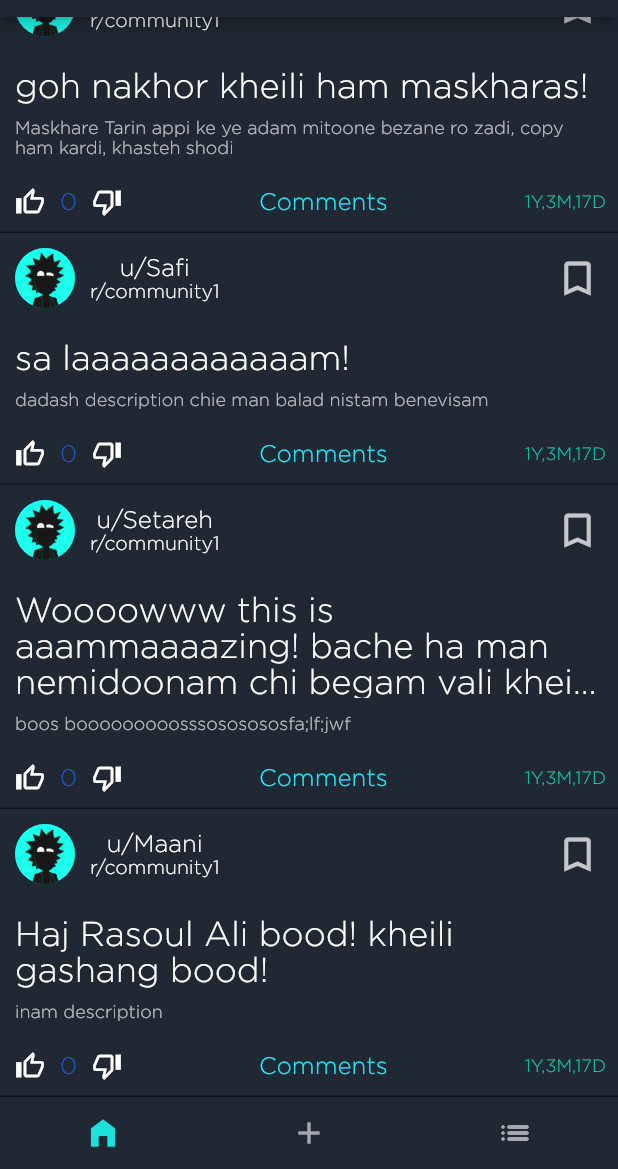
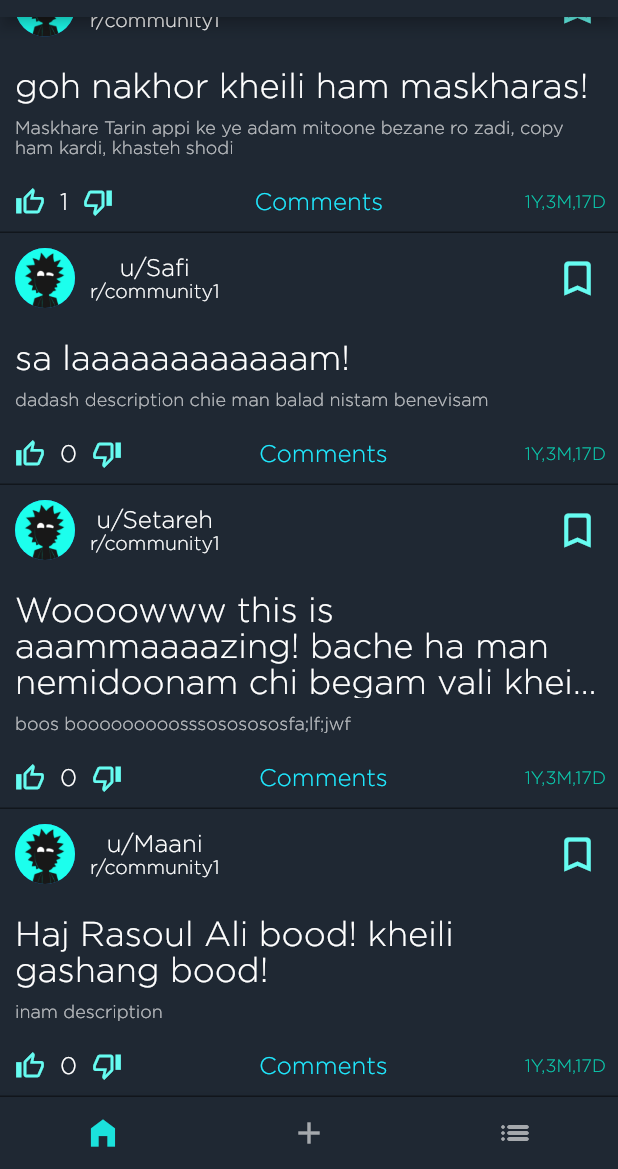
Before and after one commit to MahanVeisi8/Amir-Mahan-Reddit, a Flutter app: the HomePage screen opened directly, scrolled down 434 dp, after a tap on the "thumb up alt" icon, on a phone screen of 412 x 824 dp, the part 67-1236 px from its top. Run offline on Flutter 3.47's test engine with Material 2 defaults, Android fonts, the phone set to English and light mode, and no system bars; our stand-ins replace animated_splash_screen, flutter_bloc, flutter_icons, fluttertoast; accounts and stored records are empty.

Commit message:
like-dislike-saved and counter updated and on taps added

```diff
--- a/Amir_Mahan_Reddit/lib/Screens/HomePage.dart
+++ b/Amir_Mahan_Reddit/lib/Screens/HomePage.dart
@@ -123,7 +123,8 @@ class _HomePageState extends State<HomePage> {
                         transitionsBuilder: (c, anim, a2, child) =>
                             FadeTransition(opacity: anim, child: child),
                         transitionDuration: Duration(milliseconds: 200),
-                      ));
+                      )
+                  );
                 },
                 child: Material(
                   shadowColor: Color(0xFF1F2833),
@@ -164,13 +165,21 @@ class _HomePageState extends State<HomePage> {
                           ],
                         ),
                         GestureDetector(
-                          onTap: () {},
+                          onTap: () {
+                            setState(() {
+                                posts[index].isSaved = !posts[index].isSaved;
+                            });
+                          },
                           child: Container(
                             margin: EdgeInsets.only(right: 12),
                             child: Icon(
-                              Icons.bookmark_border_outlined,
+                              posts[index].isSaved ?
+                              Icons.bookmark
+                                  : Icons.bookmark_border_rounded,
                               size: 30,
-                              color: Color.fromARGB(189, 255, 255, 255),
+                              color: posts[index].isSaved ?
+                              Color(0xFF66FCF1)
+                                  : Color(0xFF66FCF1),
                             ),
                           ),
                         ),
@@ -205,8 +214,12 @@ class _HomePageState extends State<HomePage> {
                                     fontFamily: 'Gotham',
                                     fontSize: 12,
                                     color: Color.fromARGB(177, 255, 255, 255),
-                                  ))))
-                    ]),
+                                  )
+                              )
+                          )
+                      )
+                    ]
+                    ),
                     //like and dislike and comments and date
                     Row(
                       mainAxisAlignment: MainAxisAlignment.spaceBetween,
@@ -215,16 +228,16 @@ class _HomePageState extends State<HomePage> {
                           children: [
                             GestureDetector(
                               onTap: () {
-                                // setState(() {
-                                //   posts[index].addLike(widget.user);
-                                // });
+                                setState(() {
+                                  posts[index].addLike( new User("Mahan", "email", "password", true));
+                                });
                               },
                               child: Container(
                                 margin: EdgeInsets.only(
                                     top: 10, left: 10, right: 10, bottom: 10),
                                 child: Icon(
                                   Icons.thumb_up_alt_outlined,
-                                  color: Colors.white,
+                                  color: Color(0xFF66FCF1),
                                   size: 20,
                                 ),
                               ),
@@ -236,20 +249,23 @@ class _HomePageState extends State<HomePage> {
                                     style: TextStyle(
                                       fontFamily: 'Gotham',
                                       fontSize: 16,
-                                      color: Color.fromARGB(205, 38, 97, 244),
-                                    ))),
+                                      color: Colors.white,
+                                    )
+                                )
+                            ),
                             GestureDetector(
-                              onTap: () {
-                                // setState(() {
-                                //   posts[index].addDislike(widget.user);
-                                // });
-                              },
+                                onTap: () {
+                                setState(() {
+                                      posts[index].addDisike( new User("amir", "email", "password", true));
+                                    }
+                                  );
+                                },
                               child: Container(
                                 margin: EdgeInsets.only(
                                     top: 10, left: 10, right: 0, bottom: 10),
                                 child: Icon(
                                   Icons.thumb_down_alt_outlined,
-                                  color: Colors.white,
+                                  color: Color(0xFF66FCF1),
                                   size: 20,
                                 ),
                               ),
@@ -258,9 +274,9 @@ class _HomePageState extends State<HomePage> {
                         ),
                         GestureDetector(
                           onTap: () {
-                            // setState(() {
-                            //   posts[index].addLike(widget.user);
-                            // });
+                            setState(() {
+                              posts[index].addDisike( new User("Mahan", "email", "password", true));
+                            });
                           },
                           child: Container(
                             child: Text(
--- a/Amir_Mahan_Reddit/lib/Screens/ProfilePage.dart
+++ b/Amir_Mahan_Reddit/lib/Screens/ProfilePage.dart
@@ -27,6 +27,9 @@ class _ProfilePageState extends State<ProfilePage> {
                 image: DecorationImage(
               image: AssetImage(widget.image),
               fit: BoxFit.cover,
-            ))));
+            )
+            )
+        )
+    );
   }
 }
--- a/Amir_Mahan_Reddit/lib/Widgets/sideBarDrawer.dart
+++ b/Amir_Mahan_Reddit/lib/Widgets/sideBarDrawer.dart
@@ -68,12 +68,6 @@ class NavigationDrawerWidget extends StatelessWidget {
                     icon: Icons.info,
                     onClicked: () => selectedItem(context, 4),
                   ),
-                  // const SizedBox(height: 10),
-                  // buildMenuItem(
-                  //   text: 'Notifications',
-                  //   icon: Icons.notifications_outlined,
-                  //   onClicked: () => selectedItem(context, 5),
-                  // ),
                 ],
               ),
             ),
```
Also changed, not shown: Amir_Mahan_Reddit/lib/BasicClasses/Post.dart (+5 -2 lines), Amir_Mahan_Reddit/lib/Screens/OnSidebar/EditProfile.dart (+10 -8 lines), Amir_Mahan_Reddit/lib/Screens/OnSidebar/ProfilePage.dart (+16 -21 lines).
